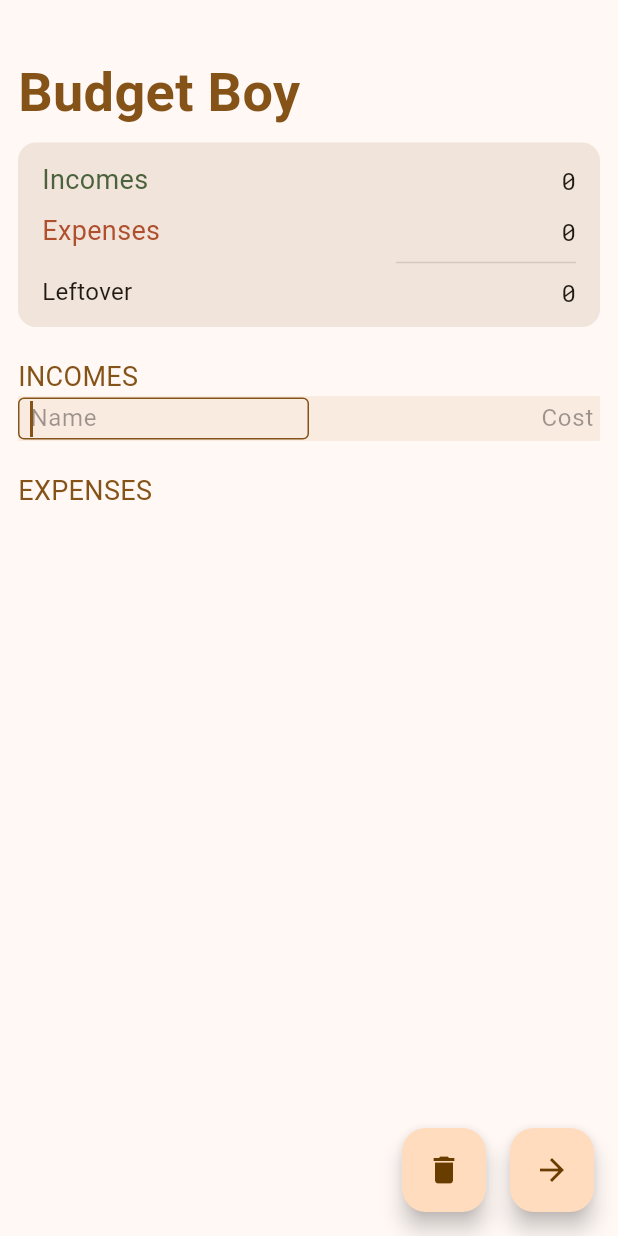
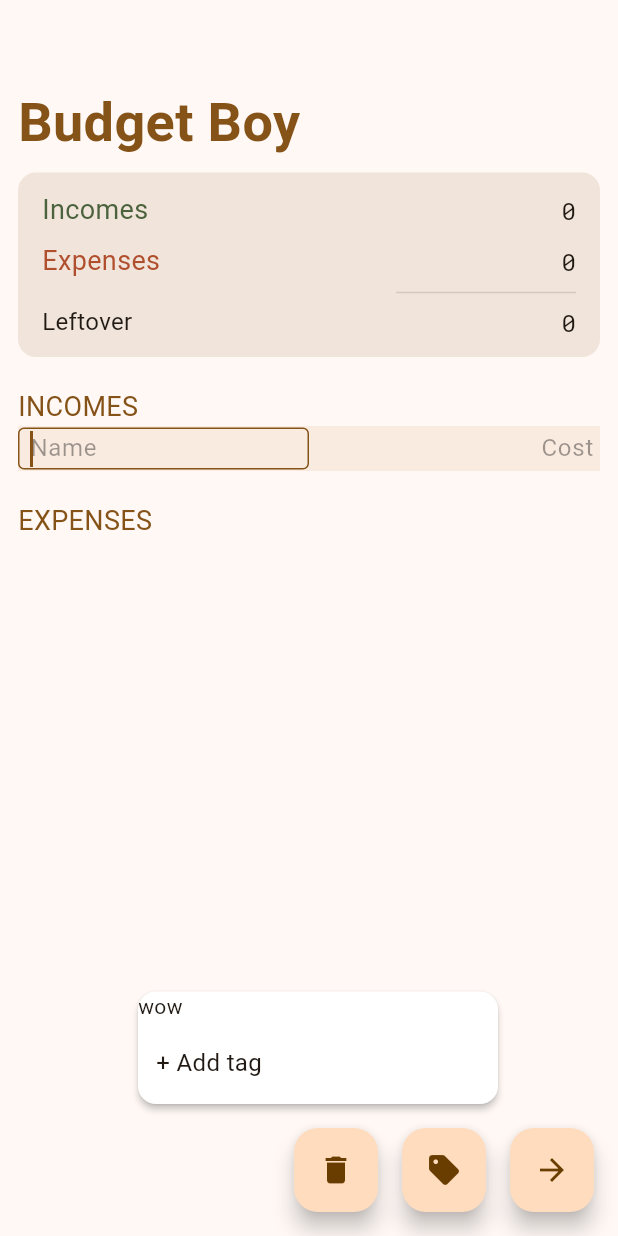
Before and after one commit to Piglettank/budgee, a Flutter app: the screen it shows after launch, after a tap on the "add" icon, after a tap on "Add income", on a phone screen of 412 x 824 dp. Run offline on Flutter 3.47's test engine with Material 3 defaults, Android fonts, the phone set to English and light mode, and no system bars; our stand-ins replace google_fonts, shared_preferences.

Commit message:
Tags WIP

```diff
--- a/lib/barrel.dart
+++ b/lib/barrel.dart
@@ -4,6 +4,7 @@
 
 export 'app.dart';
 export 'barrel_flutter.dart';
+export 'database_helper.dart';
 export 'database.dart';
 export 'helpers/data_types_extensions.dart';
 export 'main.dart';
@@ -12,5 +13,6 @@ export 'state_management/app_state.dart';
 export 'state_management/budget_provider.dart';
 export 'views/home_view.dart';
 export 'widgets/enter_info_tile.dart';
+export 'widgets/fab.dart';
 export 'widgets/item_tile.dart';
-export 'widgets/fab.dart';
+export 'widgets/summary.dart';
--- a/lib/barrel_flutter.dart
+++ b/lib/barrel_flutter.dart
@@ -6,3 +6,4 @@ export 'dart:convert';
 // Packages
 export 'package:provider/provider.dart';
 export 'package:shared_preferences/shared_preferences.dart';
+export 'package:google_fonts/google_fonts.dart';
--- a/lib/database.dart
+++ b/lib/database.dart
@@ -52,6 +52,20 @@ class Database {
     return items;
   }
 
+  static List<String> getAllTags() {
+    final tags = <String>{};
+
+    for (int i = 0; i < nextItemIndex; i++) {
+      final item = getIndexedItem(i);
+      final hasTag = item != null && item.tag != null && item.tag!.isNotEmpty;
+      if (hasTag) {
+        tags.add(item.tag!);
+      }
+    }
+
+    return tags.toList();
+  }
+
   static BudgetItem? getIndexedItem(int index) {
     final String? storedJson = sharedPreferences.getString(
       itemStorageKey(index),
--- /dev/null
+++ b/lib/database_helper.dart
@@ -0,0 +1,21 @@
+import 'package:budgee/barrel.dart';
+
+class DatabaseHelper {
+  static Future<void> updateSelectedItem(BuildContext context) async {
+    final provider = context.read<BudgetProvider>();
+    final item = provider.selectedItem;
+
+    if (item == null) return;
+
+    if (item.isValid) {
+      await Database.saveItem(item);
+    } else {
+      await Database.removeItem(item);
+    }
+
+    if (context.mounted) {
+      context.read<BudgetProvider>().clearSelection();
+      context.read<BudgetProvider>().updateState();
+    }
+  }
+}
--- a/lib/models/budget_item.dart
+++ b/lib/models/budget_item.dart
@@ -1,39 +1,51 @@
-abstract class BudgetTypes {
-  static const String expense = 'expense';
-  static const String income = 'income';
-}
-
 class BudgetItem {
   double amount;
   String name;
   int? index;
   String type;
+  String? tag;
 
-  BudgetItem(this.amount, this.name, this.type, {this.index});
+  BudgetItem(this.amount, this.name, this.type, {this.index, this.tag});
 
   factory BudgetItem.empty(String type) {
-    return BudgetItem(0, '', type);
+    return BudgetItem(0, '', type, tag: 'wow');
   }
 
   bool get isExpense => type.toLowerCase() == BudgetTypes.expense;
   bool get isIncome => type.toLowerCase() == BudgetTypes.income;
+  bool get unTagged => tag == null || tag!.isEmpty;
 
   bool get isValid {
-    return (amount >= 0 || name.isNotEmpty) && type.isNotEmpty;
+    return (amount > 0 || name.isNotEmpty) && type.isNotEmpty;
   }
 
   Map<String, dynamic> toJson() {
-    return {'amount': amount, 'name': name, 'type': type};
+    return {'amount': amount, 'name': name, 'type': type, 'tag': tag};
   }
 
   factory BudgetItem.fromJson(Map<String, dynamic> json) {
-    return BudgetItem(json['amount'], json['name'], json['type']);
+    return BudgetItem(
+      json['amount'],
+      json['name'],
+      json['type'],
+      tag: json['tag'],
+    );
   }
 }
 
 extension BudgetItemListExtensions on List<BudgetItem> {
   List<BudgetItem> expenses() {
     return where((item) => item.isExpense).toList();
+  }
+
+  Map<String, List<BudgetItem>> expensesByTag() {
+    final map = <String, List<BudgetItem>>{};
+    for (final expense in this) {
+      final key = expense.tag ?? '';
+      map[key] ??= [];
+      map[key]!.add(expense);
+    }
+    return map;
   }
 
   List<BudgetItem> incomes() {
@@ -47,3 +59,8 @@ extension BudgetItemListExtensions on List<BudgetItem> {
     return income - expense;
   }
 }
+
+abstract class BudgetTypes {
+  static const String expense = 'expense';
+  static const String income = 'income';
+}
--- a/lib/state_management/budget_provider.dart
+++ b/lib/state_management/budget_provider.dart
@@ -8,6 +8,11 @@ class BudgetProvider extends ChangeNotifier {
   final nameFocus = FocusNode();
   final amountFocus = FocusNode();
 
+  List<BudgetItem> items = [];
+  List<String> tags = [];
+
+  bool showingTagList = true;
+
   BudgetProvider() {
     _init();
   }
@@ -17,10 +22,28 @@ class BudgetProvider extends ChangeNotifier {
     nameFocus.addListener(notifyListeners);
   }
 
+  void updateState() {
+    items = Database.getAllItems();
+    tags = Database.getAllTags();
+    items.sort((a, b) => b.amount.compareTo(a.amount));
+
+    notifyListeners();
+  }
+
   BudgetItem? get selectedItem => _selectedItem;
   void setSelectedItem(BudgetItem? item, {bool focusCost = false}) {
     _selectedItem = item;
     this.focusCost = focusCost;
+    notifyListeners();
+  }
+
+  void showTagList() {
+    showingTagList = true;
+    notifyListeners();
+  }
+
+  void hideTagList() {
+    showingTagList = false;
     notifyListeners();
   }
 
--- a/lib/views/home_view.dart
+++ b/lib/views/home_view.dart
@@ -1,5 +1,4 @@
 import 'package:budgee/barrel.dart';
-import 'package:google_fonts/google_fonts.dart';
 
 class HomeView extends StatefulWidget {
   const HomeView({super.key});
@@ -17,15 +16,9 @@ class _HomeViewState extends State<HomeView> {
 
   @override
   Widget build(BuildContext context) {
-    items = Database.getAllItems();
-    items.sort((a, b) => b.amount.compareTo(a.amount));
-
+    items = context.read<BudgetProvider>().items;
     incomes = items.incomes();
     expenses = items.expenses();
-
-    setState(() {
-      state = AppState.chooseAction;
-    });
 
     final provider = context.watch<BudgetProvider>();
     selectedItem = provider.selectedItem;
@@ -35,16 +28,24 @@ class _HomeViewState extends State<HomeView> {
       body: Stack(
         children: [
           GestureDetector(
-            onTap: () => provider.clearSelection(),
+            onTap: () {
+              DatabaseHelper.updateSelectedItem(context);
+              context.read<BudgetProvider>().state = AppState.normal;
+            },
             child: ListView(
+              padding: EdgeInsets.fromLTRB(12, 56, 12, 0),
               children: <Widget>[
-                _header(),
+                Text(
+                  'Budget Boy',
+                  style: GoogleFonts.dynaPuff(
+                    fontSize: 36,
+                    fontWeight: FontWeight.bold,
+                    color: Theme.of(context).colorScheme.primary,
+                  ),
+                ),
+                SizedBox(height: 8),
+                Summary(),
 
-                Padding(
-                  padding: EdgeInsets.symmetric(horizontal: 12),
-                  child: Column(
-                    crossAxisAlignment: CrossAxisAlignment.start,
-                    children: [
                 SizedBox(height: 20),
                 ..._incomes(),
 
@@ -53,10 +54,8 @@ class _HomeViewState extends State<HomeView> {
               ],
             ),
           ),
-              ],
-            ),
-          ),
           _overlay(),
+          _tagList(),
         ],
       ),
       floatingActionButton: Column(
@@ -73,19 +72,14 @@ class _HomeViewState extends State<HomeView> {
       visible: state == AppState.chooseAction,
       maintainState: true,
       maintainAnimation: true,
-      child: GestureDetector(
-        onTap: () {
-          context.read<BudgetProvider>().state = AppState.normal;
-        },
       child: Center(
         child: AnimatedOpacity(
           opacity: state == AppState.chooseAction ? 1 : 0.1,
-            duration: Duration(milliseconds: 200),
+          duration: Duration(milliseconds: 100),
           child: Container(
             width: double.infinity,
             height: double.infinity,
             decoration: BoxDecoration(color: Colors.black54),
-            ),
           ),
         ),
       ),
@@ -110,6 +104,7 @@ class _HomeViewState extends State<HomeView> {
         onPressed: () async {
           final item = await Database.addEmptyItem(type: BudgetTypes.expense);
           if (mounted) {
+            context.read<BudgetProvider>().updateState();
             context.read<BudgetProvider>().setSelectedItem(item);
             context.read<BudgetProvider>().state = AppState.normal;
           }
@@ -136,148 +131,12 @@ class _HomeViewState extends State<HomeView> {
         onPressed: () async {
           final item = await Database.addEmptyItem(type: BudgetTypes.income);
           if (mounted) {
+            context.read<BudgetProvider>().updateState();
             context.read<BudgetProvider>().setSelectedItem(item);
             context.read<BudgetProvider>().state = AppState.normal;
           }
         },
       ),
-    );
-  }
-
-  Widget _header() {
-    return Container(
-      // decoration: BoxDecoration(
-      //   color: Theme.of(context).colorScheme.surfaceContainerLow,
-      // ),
-      padding: EdgeInsets.fromLTRB(12, 36, 12, 0),
-
-      child: Column(
-        crossAxisAlignment: CrossAxisAlignment.start,
-        children: [
-          Text(
-            'Budget Boy',
-            style: GoogleFonts.dynaPuff(
-              fontSize: 36,
-              fontWeight: FontWeight.bold,
-              color: Theme.of(context).colorScheme.primary,
-            ),
-          ),
-          SizedBox(height: 8),
-
-          _faintBox(
-            color: Theme.of(context).colorScheme.primary,
-            child: Column(
-              children: [
-                // Stack(
-                //   children: [
-                //     Container(
-                //       width: double.infinity,
-                //       height: 28,
-                //       decoration: BoxDecoration(
-                //         color: const Color.fromARGB(255, 115, 159, 86),
-
-                //         borderRadius: BorderRadius.circular(100),
-                //       ),
-                //     ),
-                //     Positioned.fill(
-                //       child: FractionallySizedBox(
-                //         widthFactor: 0.12,
-                //         heightFactor: 1,
-                //         alignment: Alignment.centerRight,
-                //         child: Container(
-                //           decoration: BoxDecoration(
-                //             color: const Color.fromARGB(255, 199, 126, 73),
-                //             borderRadius: BorderRadius.horizontal(
-                //               right: Radius.circular(100),
-                //             ),
-                //           ),
-                //         ),
-                //       ),
-                //     ),
-                //   ],
-                // ),
-
-                // // easy variant
-                // LinearProgressIndicator(
-                //   backgroundColor: Colors.blue,
-                //   color: Colors.green,
-                //   value: 0.6,
-                //   borderRadius: BorderRadius.circular(100),
-                //   minHeight: 16,
-                //   trackGap: 20,
-                // ),
-                // SizedBox(height: 12),
-                Row(
-                  mainAxisAlignment: MainAxisAlignment.spaceBetween,
-                  children: [
-                    Text(
-                      'Incomes',
-                      style: GoogleFonts.shantellSans(
-                        fontSize: 18,
-                        color: App.gentleGreen,
-                      ),
-                    ),
-                    Text(
-                      incomes.totalAmount().roundedString(),
-                      style: GoogleFonts.robotoMono(fontSize: 16),
-                    ),
-                  ],
-                ),
-
-                SizedBox(height: 8),
-                Row(
-                  mainAxisAlignment: MainAxisAlignment.spaceBetween,
-                  children: [
-                    Text(
-                      'Expenses',
-                      style: GoogleFonts.shantellSans(
-                        fontSize: 18,
-                        color: App.gentleRed,
-                      ),
-                    ),
-                    Text(
-                      expenses.totalAmount().roundedString(),
-                      style: GoogleFonts.robotoMono(fontSize: 16),
-                    ),
-                  ],
-                ),
-                Align(
-                  alignment: Alignment.centerRight,
-                  child: SizedBox(
-                    width: 120,
-                    child: Divider(color: Colors.black12),
-                  ),
-                ),
-                Row(
-                  mainAxisAlignment: MainAxisAlignment.spaceBetween,
-                  children: [
-                    Text(
-                      'Leftover',
-                      style: GoogleFonts.shantellSans(fontSize: 16),
-                    ),
-                    Text(
-                      items.totalAmount().roundedString(),
-                      style: GoogleFonts.robotoMono(fontSize: 16),
-                    ),
-                  ],
-                ),
-              ],
-            ),
-          ),
-        ],
-      ),
-    );
-  }
-
-  Widget _faintBox({required Color color, required Widget child}) {
-    return Container(
-      decoration: BoxDecoration(
-        color: color.withAlpha(30),
-        borderRadius: BorderRadius.circular(12),
-      ),
-      padding: EdgeInsets.symmetric(vertical: 12, horizontal: 16),
-
-      child: child,
     );
   }
 
@@ -326,4 +185,42 @@ class _HomeViewState extends State<HomeView> {
       ...incomeItems,
     ];
   }
+
+  Widget _tagList() {
+    final tags = context.read<BudgetProvider>().tags;
+
+    return Positioned(
+      bottom: 88,
+      right: 80,
+      child: Material(
+        clipBehavior: Clip.hardEdge,
+        elevation: 2,
+        borderRadius: BorderRadius.circular(12),
+        color: Colors.white,
+        child: Container(
+          constraints: BoxConstraints(maxHeight: 200, maxWidth: 240),
+          child: ListView(
+            padding: EdgeInsets.zero,
+            shrinkWrap: true,
+            children: [
+              for (final tag in tags) Text(tag),
+              InkWell(
+                onTap: () {},
+                child: Padding(
+                  padding: const EdgeInsets.symmetric(
+                    vertical: 16,
+                    horizontal: 12,
+                  ),
+                  child: Text(
+                    '+ Add tag ',
+                    style: GoogleFonts.shantellSans(fontSize: 16),
+                  ),
+                ),
+              ),
+            ],
+          ),
+        ),
+      ),
+    );
   }
+}
--- a/lib/widgets/enter_info_tile.dart
+++ b/lib/widgets/enter_info_tile.dart
@@ -61,12 +61,7 @@ class _EnterInfoTileState extends State<EnterInfoTile> {
               keyboardType: TextInputType.number,
               decoration: InputDecoration(hintText: 'Cost'),
               onSubmitted: (_) async {
-                await Database.saveItem(
-                  context.read<BudgetProvider>().selectedItem!,
-                );
-                if (context.mounted) {
-                  context.read<BudgetProvider>().clearSelection();
-                }
+                DatabaseHelper.updateSelectedItem(context);
               },
             ),
           ),
--- a/lib/widgets/fab.dart
+++ b/lib/widgets/fab.dart
@@ -39,10 +39,48 @@ class Fab extends StatelessWidget {
             await Database.removeItem(selectedItem!);
             if (context.mounted) {
               context.read<BudgetProvider>().clearSelection();
+              context.read<BudgetProvider>().updateState();
             }
           },
           child: Icon(Icons.delete),
         ),
+
+        FloatingActionButton(
+          heroTag: 2,
+          onPressed: () async {
+            final String? tag = await showDialog(
+              context: context,
+              barrierDismissible: true,
+              builder: (context) {
+                return StatefulBuilder(
+                  builder: (context, setState) {
+                    String? tag;
+
+                    return Dialog(
+                      child: TextField(
+                        autofocus: true,
+                        onChanged: (value) {
+                          if (value.isEmpty) tag = null;
+                          tag = value;
+                        },
+                      ),
+                    );
+                  },
+                );
+              },
+            );
+
+            if (tag != null) {
+              selectedItem!.tag = tag;
+            }
+            if (context.mounted) {
+              context.read<BudgetProvider>().clearSelection();
+              context.read<BudgetProvider>().updateState();
+            }
+          },
+          child: Icon(Icons.sell),
+        ),
+
         FloatingActionButton(
           onPressed: () async {
             if (nameFocused) {
@@ -50,10 +88,7 @@ class Fab extends StatelessWidget {
               return;
             }
 
-            await Database.saveItem(selectedItem!);
-            if (context.mounted) {
-              context.read<BudgetProvider>().clearSelection();
-            }
+            DatabaseHelper.updateSelectedItem(context);
           },
           child: Icon(nameFocused ? Icons.arrow_forward : Icons.done),
         ),
--- /dev/null
+++ b/lib/widgets/summary.dart
@@ -0,0 +1,85 @@
+import 'package:budgee/barrel.dart';
+
+class Summary extends StatelessWidget {
+  const Summary({super.key});
+
+  @override
+  Widget build(BuildContext context) {
+    final BudgetProvider provider = context.watch();
+    final items = provider.items;
+    final expenses = items.expenses();
+    final incomes = items.incomes();
+
+    return Column(
+      crossAxisAlignment: CrossAxisAlignment.start,
+      children: [
+        Container(
+          decoration: BoxDecoration(
+            color: Theme.of(context).colorScheme.primary.withAlpha(30),
+            borderRadius: BorderRadius.circular(12),
+          ),
+          padding: EdgeInsets.symmetric(vertical: 12, horizontal: 16),
+
+          child: Column(
+            children: [
+              Row(
+                mainAxisAlignment: MainAxisAlignment.spaceBetween,
+                children: [
+                  Text(
+                    'Incomes',
+                    style: GoogleFonts.shantellSans(
+                      fontSize: 18,
+                      color: App.gentleGreen,
+                    ),
+                  ),
+                  Text(
+                    incomes.totalAmount().roundedString(),
+                    style: GoogleFonts.robotoMono(fontSize: 16),
+                  ),
+                ],
+              ),
+
+              SizedBox(height: 8),
+              Row(
+                mainAxisAlignment: MainAxisAlignment.spaceBetween,
+                children: [
+                  Text(
+                    'Expenses',
+                    style: GoogleFonts.shantellSans(
+                      fontSize: 18,
+                      color: App.gentleRed,
+                    ),
+                  ),
+                  Text(
+                    expenses.totalAmount().roundedString(),
+                    style: GoogleFonts.robotoMono(fontSize: 16),
+                  ),
+                ],
+              ),
+              Align(
+                alignment: Alignment.centerRight,
+                child: SizedBox(
+                  width: 120,
+                  child: Divider(color: Colors.black12),
+                ),
+              ),
+              Row(
+                mainAxisAlignment: MainAxisAlignment.spaceBetween,
+                children: [
+                  Text(
+                    'Leftover',
+                    style: GoogleFonts.shantellSans(fontSize: 16),
+                  ),
+                  Text(
+                    items.totalAmount().roundedString(),
+                    style: GoogleFonts.robotoMono(fontSize: 16),
+                  ),
+                ],
+              ),
+            ],
+          ),
+        ),
+      ],
+    );
+  }
+}
```
Lines whose indentation alone changed are shown as unchanged.
